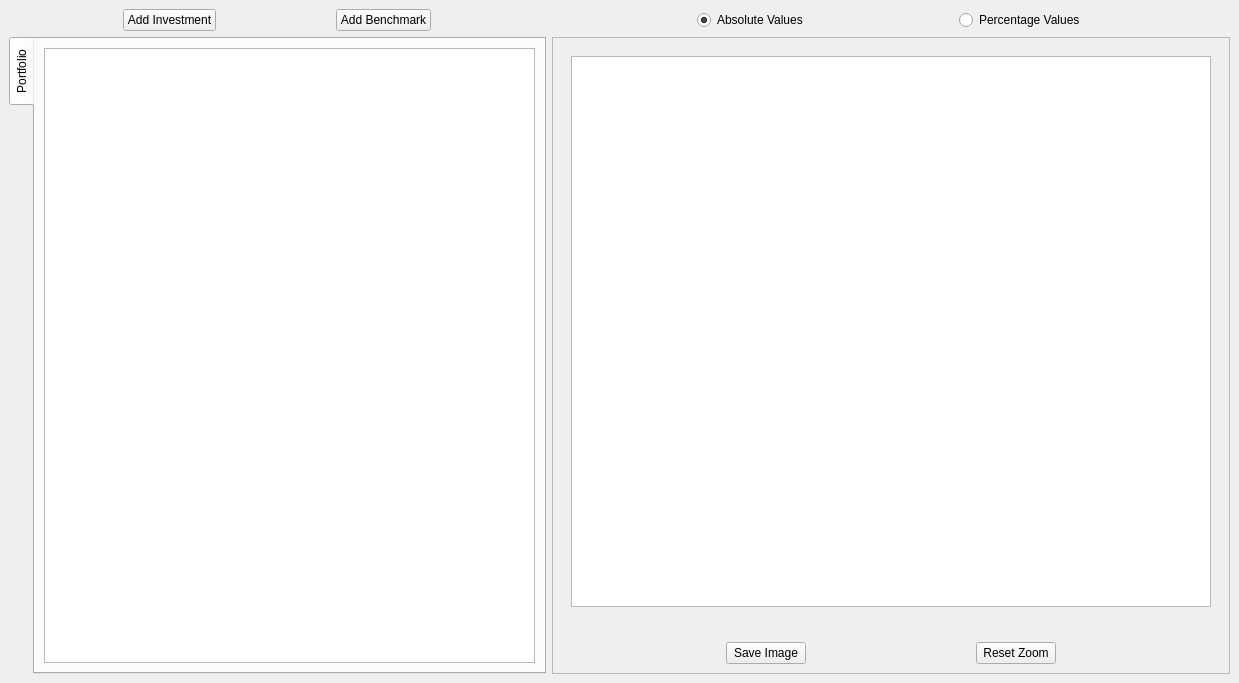
Qt form ViewProfit/ui/application_window.ui (wwmm/viewprofit) before a commit.
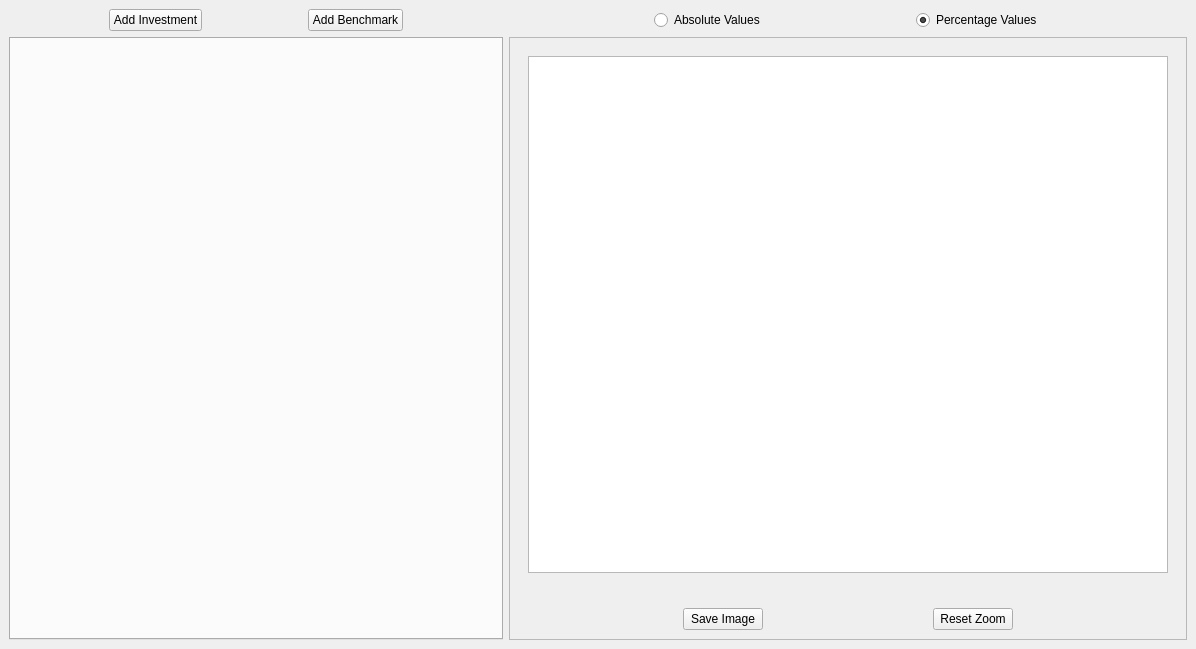
The same form after that commit. Custom widgets are drawn as their Qt base class.

Commit message: implementing the portfolio table

```diff
--- a/ViewProfit/ui/application_window.ui
+++ b/ViewProfit/ui/application_window.ui
@@ -6,8 +6,8 @@
    <rect>
     <x>0</x>
     <y>0</y>
-    <width>1239</width>
-    <height>683</height>
+    <width>1196</width>
+    <height>649</height>
    </rect>
   </property>
   <property name="sizePolicy">
@@ -87,21 +87,11 @@
        <bool>false</bool>
       </property>
       <property name="movable">
-       <bool>true</bool>
+       <bool>false</bool>
       </property>
       <property name="tabBarAutoHide">
        <bool>false</bool>
       </property>
-      <widget class="QWidget" name="tab">
-       <attribute name="title">
-        <string>Portfolio</string>
-       </attribute>
-       <layout class="QGridLayout" name="gridLayout_5">
-        <item row="0" column="0">
-         <widget class="QTableView" name="tableview_portfolio"/>
-        </item>
-       </layout>
-      </widget>
      </widget>
     </item>
     <item row="2" column="2">
@@ -232,7 +222,7 @@
          <string>Absolute Values</string>
         </property>
         <property name="checked">
-         <bool>true</bool>
+         <bool>false</bool>
         </property>
        </widget>
       </item>
@@ -248,7 +238,7 @@
          <string>Percentage Values</string>
         </property>
         <property name="checked">
-         <bool>false</bool>
+         <bool>true</bool>
         </property>
        </widget>
       </item>
```
Left out of the diff: 2 changed lines with no effect on the pictures. The commit also changes 6 other files.
